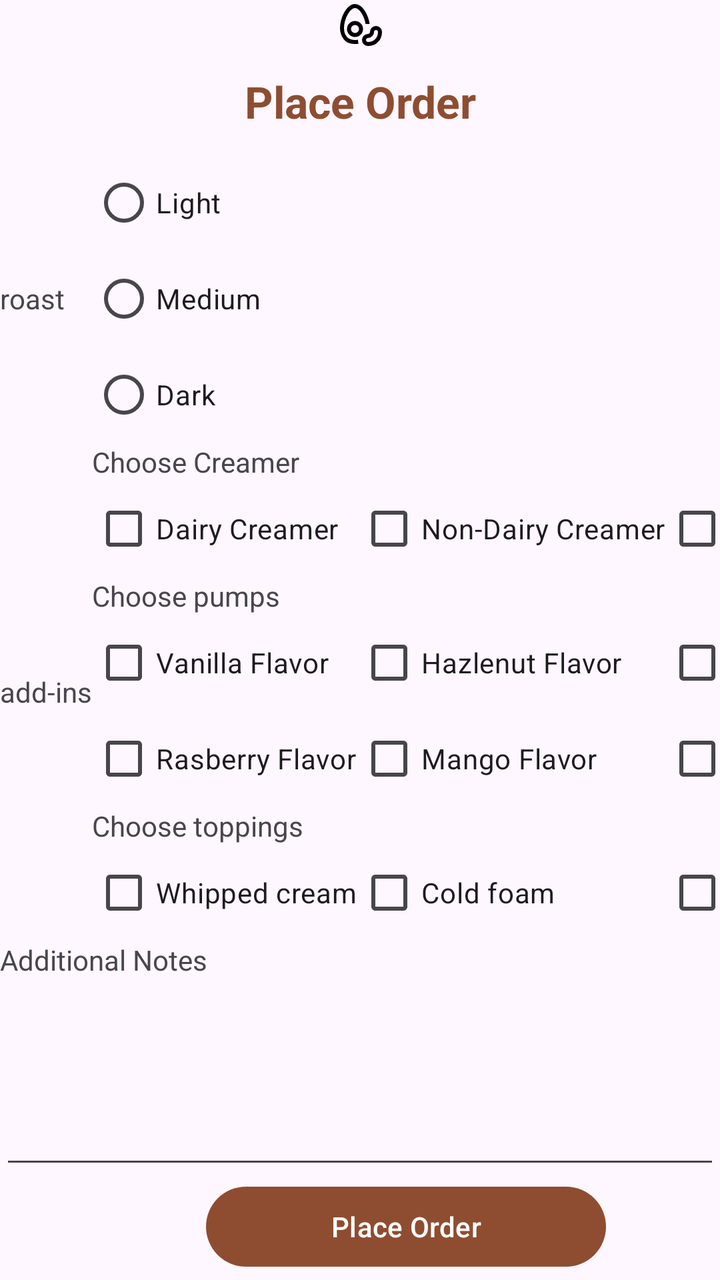
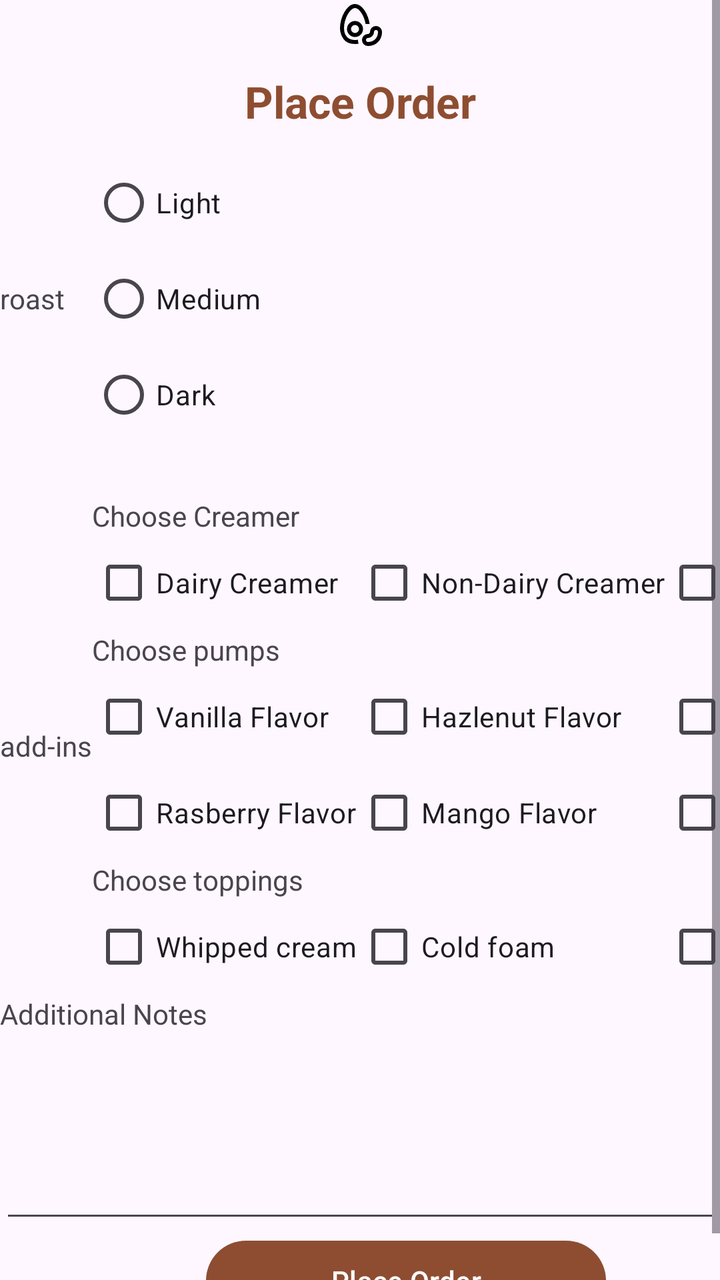

Screens rendered from an Android XML layout before and after an edit, with the pre-edit source and the edit as a unified diff.
<!-- AndroidManifest.xml: application theme Theme.CoffeeMid -->
<!-- res/layout/activity_order_menu.xml -->
<?xml version="1.0" encoding="utf-8"?>
<ScrollView xmlns:android="http://schemas.android.com/apk/res/android"
    xmlns:app="http://schemas.android.com/apk/res-auto"
    xmlns:tools="http://schemas.android.com/tools"
    android:id="@+id/main"
    android:layout_width="match_parent"
    android:layout_height="match_parent"
    android:fillViewport="true"
    >

    <GridLayout
        android:layout_width="match_parent"
        android:layout_height="match_parent"
        android:scrollbars="vertical"
        android:columnCount="2"
        tools:context=".OrderMenu">

        <ImageView
            android:id="@+id/BeanIcon"
            android:layout_width="match_parent"
            android:layout_height="wrap_content"
            android:layout_columnSpan="2"

            android:src="@drawable/outline_avocado_bean_24"
            android:contentDescription="@string/app_logo"
            />

        <TextView
            android:id="@+id/menu_title"
            style="@style/AppTitle"
            android:text="Place Order"
            />

        <TextView
            android:id="@+id/roast_textview"
            android:layout_gravity="center_vertical"
            android:text="roast"
            />

        <RadioGroup
            android:id="@+id/roast_radio">

            <RadioButton
                android:id="@+id/light_opt"
                android:layout_width="wrap_content"
                android:layout_height="wrap_content"
                android:text="Light" />

            <RadioButton
                android:id="@+id/medium_opt"
                android:layout_width="wrap_content"
                android:layout_height="wrap_content"
                android:text="Medium" />

            <RadioButton
                android:id="@+id/dark_opt"
                android:layout_width="wrap_content"
                android:layout_height="wrap_content"
                android:text="Dark" />
        </RadioGroup>

        
        <TextView
            android:id="@+id/addin_textview"
            android:layout_gravity="center_vertical"
            android:text="add-ins"
            />

        <GridLayout
            android:id="@+id/addin_Layout"
            android:layout_width="match_parent"
            android:columnCount="3">

            <TextView
                android:id="@+id/Dairy_Section_textview"
                android:layout_width="match_parent"
                android:layout_columnSpan="3"

                android:text="Choose Creamer"/>
            <CheckBox android:id="@+id/dairyCreamer" android:text="Dairy Creamer"/>
            <CheckBox android:id="@+id/nondairyCreamer" android:text="Non-Dairy Creamer"/>
            <CheckBox android:id="@+id/hahCreamer" android:text="half-half"/>

            <TextView
                android:id="@+id/Pumps_Section_textview"
                android:layout_width="match_parent"
                android:layout_columnSpan="3"

                android:text="Choose pumps"/>
            <CheckBox android:id="@+id/vanillaPump" android:text="Vanilla Flavor"/>
            <CheckBox android:id="@+id/hazlePump" android:text="Hazlenut Flavor"/>
            <CheckBox android:id="@+id/coconutPump" android:text="Coconut Flavor"/>
            <CheckBox android:id="@+id/rasberryPump" android:text="Rasberry Flavor"/>
            <CheckBox android:id="@+id/mangoPump" android:text="Mango Flavor"/>
            <CheckBox android:id="@+id/chocoPump" android:text="Chocolate Flavor"/>

            <TextView
                android:id="@+id/topping_Section_textview"
                android:layout_width="match_parent"
                android:layout_columnSpan="3"

                android:text="Choose toppings"/>
            <CheckBox android:id="@+id/whipTopping" android:text="Whipped cream"/>
            <CheckBox android:id="@+id/foamTopping" android:text="Cold foam"/>
            <CheckBox android:id="@+id/caramelTopping" android:text="Caramel syrup"/>
        </GridLayout>

        <TextView
            android:id="@+id/AdditionalNotes"
            android:layout_width="match_parent"
            android:layout_height="wrap_content"
            android:layout_columnSpan="2"

            android:text="Additional Notes"/>
        <EditText
            android:id="@+id/noteEditor"
            android:layout_width="match_parent"
            android:layout_height="100dp"
            android:layout_columnSpan="2"/>

        <Button
            android:id="@+id/submit_order"
            android:layout_width="200dp"
            android:layout_columnSpan="2"

            android:layout_gravity="center_horizontal"

            android:text="Place Order"
            />

    </GridLayout>
</ScrollView>
<!-- resources referenced by this layout -->
<resources>
  <!-- drawable outline_avocado_bean_24: vector/xml drawable (drawable, 2052 chars, omitted) -->
  <string name="app_logo">App_Logo</string>
  <style name="AppTitle">
          <item name="android:textSize">22sp</item>
          <item name="android:textStyle">bold</item>
          <item name="android:layout_width">match_parent</item>
          <item name="android:layout_height">wrap_content</item>
          <item name="android:paddingTop">12dp</item>
          <item name="android:paddingBottom">12dp</item>
          <item name="android:textAlignment">center</item>
          <item name="android:layout_columnSpan">2</item>
          <item name="android:textColor">?attr/colorPrimary</item>
      </style>
  <style name="Theme.CoffeeMid" parent="Base.Theme.CoffeeMid" />
  <style name="Base.Theme.CoffeeMid" parent="Theme.Material3.DayNight.NoActionBar">
          <item name="colorPrimary">@color/coffee_primary</item>
          <item name="colorSecondary">@color/coffee_secondary</item>
          <item name="colorSurface">@color/coffee_surface</item>
      </style>
  <color name="coffee_primary">#8e4d31</color>
  <color name="coffee_secondary">#77574b</color>
  <color name="coffee_surface">#685e30</color>
</resources>

<!-- the commit's change to res/layout/activity_order_menu.xml (unified diff, before → after) -->
@@ -58,6 +58,17 @@
                 android:layout_height="wrap_content"
                 android:text="Dark" />
         </RadioGroup>
+
+        <TextView
+            android:id="@+id/validation_textview"
+            android:layout_width="match_parent"
+            android:layout_height="wrap_content"
+            android:layout_columnSpan="2"
+            android:textColor="#CC0000"
+            android:textStyle="bold"
+            android:paddingTop="4dp"
+            android:paddingBottom="4dp"
+            android:text="" />
 
         
         <TextView
